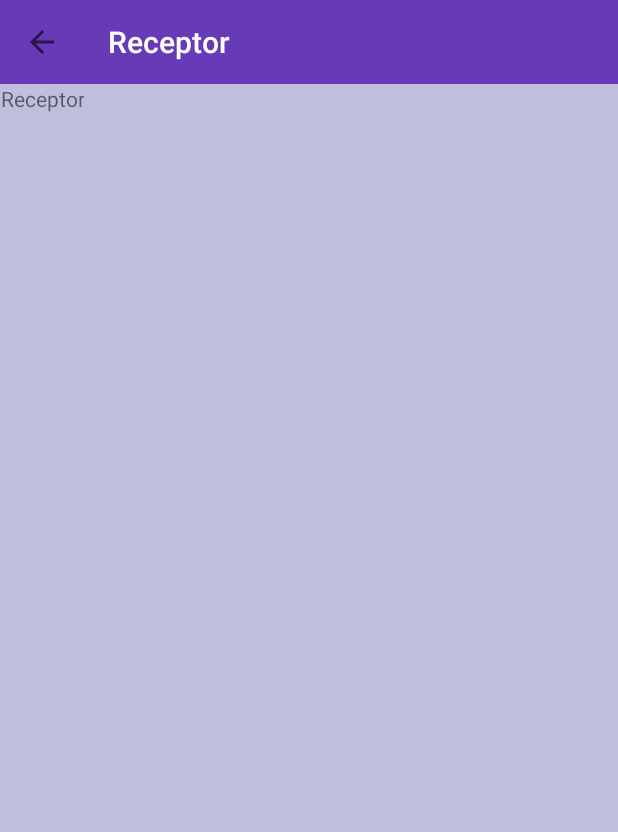
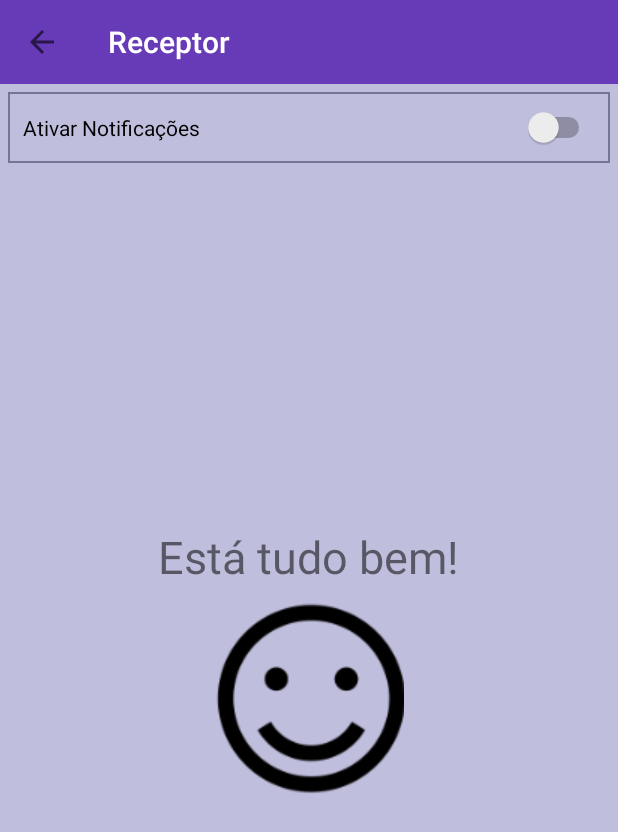
Before and after one commit to aureobeck/NannyApp, an Android app: the NotifierActivity screen opened directly, with no data from a screen before it, on a phone screen of 412 x 824 dp. Shown: the top 832 px of the screen. Run offline under Robolectric (Android 15) with nearby library versions, the phone set to English and light mode, and no system bars; libraries missing offline, so code that uses them is left out: com.firebase.client; 3 statements that could not run were skipped.

Commit message:
Adds receiver activity

```diff
--- a/app/src/main/AndroidManifest.xml
+++ b/app/src/main/AndroidManifest.xml
@@ -5,6 +5,7 @@
     <!--PERMISSIONS-->
     <uses-permission android:name="android.permission.RECORD_AUDIO" />
     <uses-permission android:name="android.permission.INTERNET" />
+    <uses-permission android:name="android.permission.VIBRATE"/>
 
     <!--APPLICATION-->
     <application
--- a/app/src/main/java/com/example/aureobeck/nannyapp/NotifierActivity.java
+++ b/app/src/main/java/com/example/aureobeck/nannyapp/NotifierActivity.java
@@ -1,7 +1,8 @@
 package com.example.aureobeck.nannyapp;
 
+import android.app.Dialog;
 import android.content.Context;
-import android.content.Intent;
+import android.os.Vibrator;
 import android.support.v7.app.AppCompatActivity;
 import android.os.Bundle;
 import android.support.v7.widget.Toolbar;
@@ -9,7 +10,10 @@ import android.util.Log;
 import android.view.Menu;
 import android.view.MenuInflater;
 import android.view.View;
+import android.view.Window;
 import android.widget.Button;
+import android.widget.ImageView;
+import android.widget.Switch;
 import android.widget.TextView;
 
 import com.firebase.client.DataSnapshot;
@@ -18,11 +22,15 @@ import com.firebase.client.FirebaseError;
 
 public class NotifierActivity extends AppCompatActivity {
 
+    // ******   Views  *****
+
+    private static Switch notificationSwitch;
+    private static TextView textViewStatus;
+    private static ImageView imageViewStatus;
+
     // ******   Variables  *****
     Context ctx = this;
-    private static TextView textViewReceiver;
     private Firebase firebaseRef;
-
 
     // ******   Inicialization Rotines  *****
 
@@ -44,8 +52,8 @@ public class NotifierActivity extends AppCompatActivity {
 
         // *****   Firebase   *****
         Firebase.setAndroidContext(this);
-        firebaseRef = new Firebase("https://nanny-app-205da.firebaseio.com/").child("clients").child("1").child("alert");
-        Log.i("LOG_FIREBASE",firebaseRef.getKey());
+        firebaseRef = new Firebase("https://nanny-app-205da.firebaseio.com/").child("clients").child("1");
+
         // *****   Events   *****
         onFirebaseChildEvent();
 
@@ -59,7 +67,9 @@ public class NotifierActivity extends AppCompatActivity {
     }
 
     private void findViews() {
-        textViewReceiver = (TextView) findViewById(R.id.receiverText);
+        textViewStatus = (TextView) findViewById(R.id.textViewStatus);
+        notificationSwitch = (Switch) findViewById(R.id.switchNotification);
+        imageViewStatus = (ImageView) findViewById(R.id.imageViewStatus);
     }
 
     // ******   Action Rotines  *****
@@ -75,11 +85,9 @@ public class NotifierActivity extends AppCompatActivity {
             public void onChildChanged(DataSnapshot dataSnapshot, String s) {
                 String valueRetrived = dataSnapshot.getValue(String.class);
                 if (valueRetrived.equals("1")) {
-                    textViewReceiver.setText("ON");
-                    Log.i("LOG_FIREBASE", "ON");
+                    configControlsBabyCrying();
                 } else {
-                    textViewReceiver.setText("OFF");
-                    Log.i("LOG_FIREBASE", "OFF");
+                    configControlsBabyNotCrying();
                 }
             }
 
@@ -97,4 +105,54 @@ public class NotifierActivity extends AppCompatActivity {
         });
     }
 
+    private void configControlsBabyNotCrying() {
+        textViewStatus.setText("Está tudo bem!");
+        imageViewStatus.setBackgroundResource(R.mipmap.happy_icon);
+    }
+
+    private void configControlsBabyCrying() {
+        textViewStatus.setText("Bebê Chorando!");
+        imageViewStatus.setBackgroundResource(R.mipmap.sad_icon);
+        openNotifierDialog();
+    }
+
+    // TODO: String
+    private void openNotifierDialog() {
+        final Dialog dialogNotifier = new Dialog(ctx);
+        dialogNotifier.requestWindowFeature(Window.FEATURE_NO_TITLE);
+        dialogNotifier.setContentView(R.layout.dialog_one_button);
+        dialogNotifier.show();
+        dialogNotifier.setCancelable(false);
+
+        final TextView textViewTitle = (TextView) dialogNotifier.findViewById(R.id.textViewTitle);
+        textViewTitle.setText("Atenção");
+
+        final TextView textViewDescription = (TextView) dialogNotifier.findViewById(R.id.textViewDescription);
+        textViewDescription.setText("Seu bebê está chorando!!");
+
+        final Vibrator vibrator = (Vibrator) ctx.getSystemService(Context.VIBRATOR_SERVICE);
+        startVibrator(vibrator);
+
+        final Button buttonOk = (Button) dialogNotifier.findViewById(R.id.buttonOk);
+        buttonOk.setText("Ok");
+        buttonOk.setOnClickListener(new View.OnClickListener() {
+            @Override
+            public void onClick(View v) {
+                stopVibrator(vibrator);
+                configControlsBabyNotCrying();
+                dialogNotifier.cancel();
+            }
+        });
+
+    }
+
+    private void startVibrator(Vibrator vibrator) {
+        long[] pattern = {0, 2000, 1000};
+        vibrator.vibrate(pattern, 0);
+    }
+
+    private void stopVibrator(Vibrator vibrator) {
+        vibrator.cancel();
+    }
+
 }
--- a/app/src/main/res/layout/activity_receiver.xml
+++ b/app/src/main/res/layout/activity_receiver.xml
@@ -12,11 +12,66 @@
         android:id="@+id/app_bar"
         layout="@layout/app_bar" />
 
-    <TextView
-        android:id="@+id/receiverText"
-        android:text="Receptor"
-        android:layout_width="wrap_content"
-        android:layout_height="wrap_content"
-        android:gravity="center"/>
+    <RelativeLayout
+        android:id="@+id/relativeLayoutActivity"
+        android:layout_width="match_parent"
+        android:layout_height="match_parent"
+        android:layout_gravity="center"
+        android:orientation="vertical">
+
+        <RelativeLayout
+            android:id="@+id/relativeLayoutNotification"
+            android:layout_width="wrap_content"
+            android:layout_height="wrap_content"
+            android:layout_alignParentEnd="true"
+            android:layout_alignParentLeft="true"
+            android:layout_alignParentRight="true"
+            android:layout_alignParentStart="true"
+            android:layout_alignParentTop="true"
+            android:layout_margin="5dp"
+            android:background="@drawable/customborder"
+            android:orientation="vertical">
+
+            <Switch
+                android:id="@+id/switchNotification"
+                android:layout_width="wrap_content"
+                android:layout_height="wrap_content"
+                android:text="Ativar Notificações"
+                android:layout_alignParentRight="true"
+                android:layout_alignParentEnd="true"
+                android:layout_alignParentLeft="true"
+                android:layout_alignParentStart="true" />
+
+        </RelativeLayout>
+
+        <RelativeLayout
+            android:id="@+id/relativeLayoutContent"
+            android:layout_width="wrap_content"
+            android:layout_height="wrap_content"
+            android:layout_centerHorizontal="true"
+            android:layout_centerVertical="true"
+            android:layout_marginLeft="50dp"
+            android:layout_marginRight="50dp"
+            android:orientation="vertical">
+
+            <TextView
+                android:id="@+id/textViewStatus"
+                android:layout_width="wrap_content"
+                android:layout_height="wrap_content"
+                android:layout_marginBottom="10dp"
+                android:text="Está tudo bem!"
+                android:textSize="30dp" />
+
+            <ImageView
+                android:id="@+id/imageViewStatus"
+                android:layout_width="128dp"
+                android:layout_height="128dp"
+                android:layout_below="@+id/textViewStatus"
+                android:layout_centerHorizontal="true"
+                android:background="@mipmap/happy_icon" />
+
+        </RelativeLayout>
+
+    </RelativeLayout>
 
 </LinearLayout>
--- a/app/src/main/res/values/colors.xml
+++ b/app/src/main/res/values/colors.xml
@@ -19,4 +19,5 @@
     <color name="green_01">#1B5E20</color>
     <color name="red_01">#B71C1C</color>
     <color name="hint_foreground_material_dark">#f36b21</color>
+    <color name="background_grey_01">#d9d6d6</color>
 </resources>
```
Also changed, not shown: app/src/main/res/drawable/customborder_02.xml (added, +12 -0 lines), app/src/main/res/layout/dialog_one_button.xml (added, +70 -0 lines).
